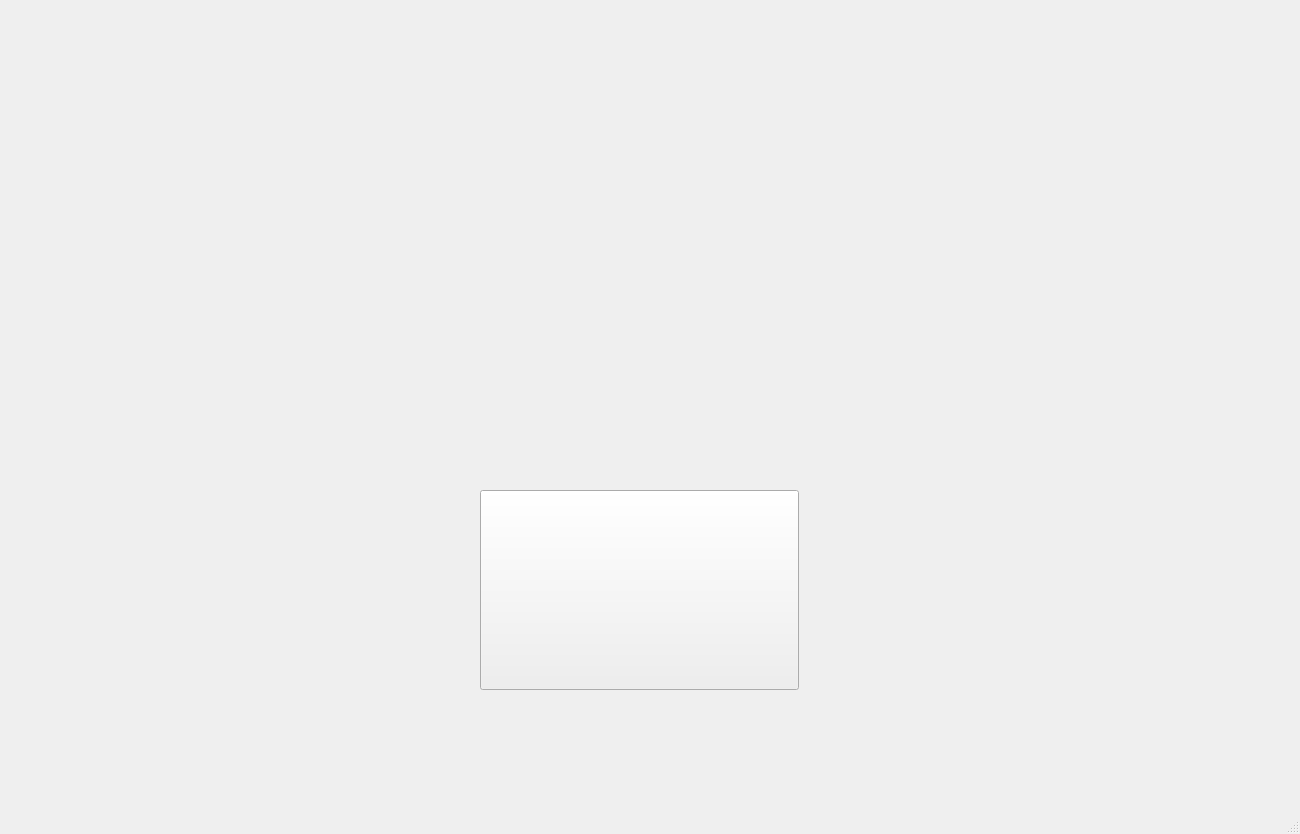
Old version of the form Sloshed/mainwindow.ui in the repository University-of-Utah-CS3505/a8-edu-app-Anudlok.
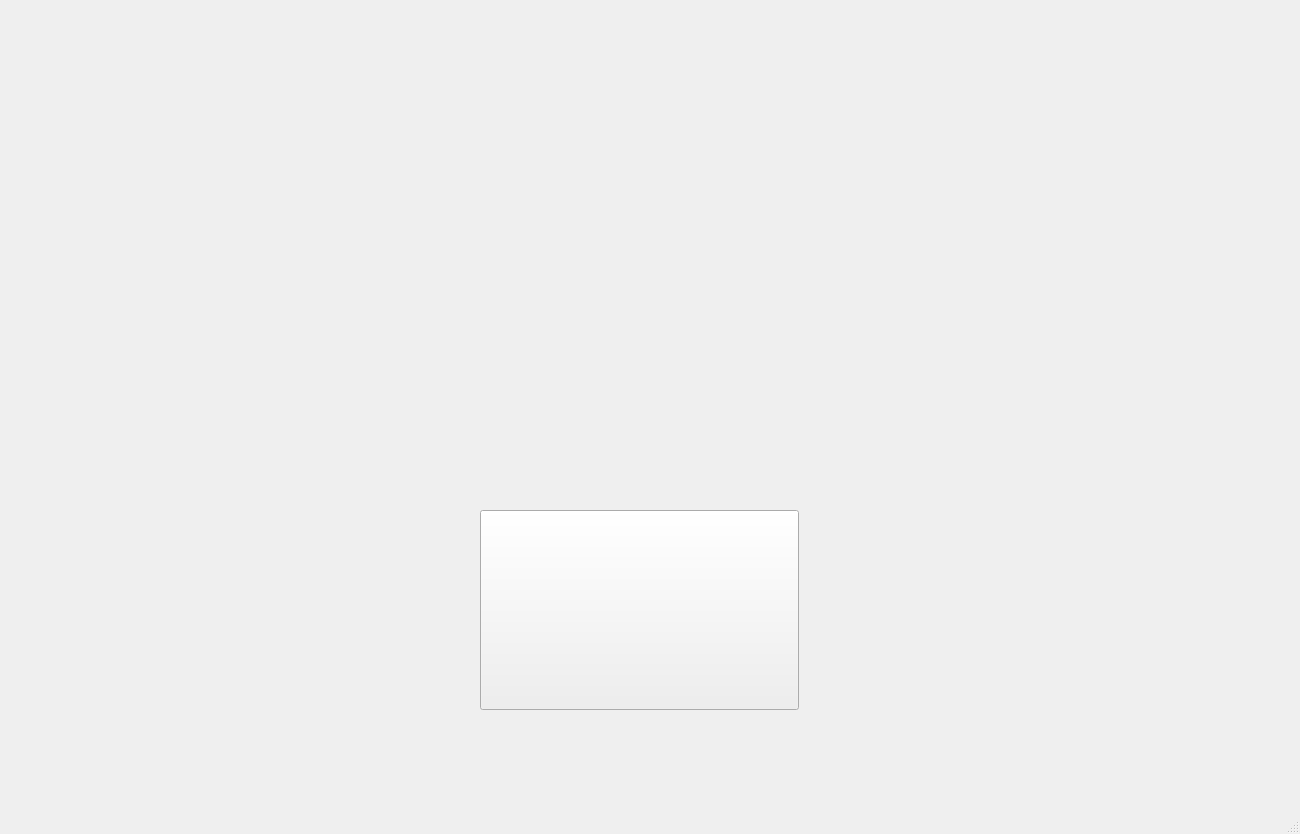
New version of the form. Icons and pictures are not drawn. Custom widgets are drawn as their Qt base class.

Patch:
```diff
--- a/Sloshed/mainwindow.ui
+++ b/Sloshed/mainwindow.ui
@@ -17,20 +17,11 @@
    <string notr="true">background-image: url(:/GameImages/Images/BackgroundSketch1.png)</string>
   </property>
   <widget class="QWidget" name="centralwidget">
-   <widget class="SceneWidget" name="scene" native="true">
-    <property name="geometry">
-     <rect>
-      <x>0</x>
-      <y>0</y>
-      <width>1300</width>
-      <height>900</height>
-     </rect>
-    </property>
     <widget class="QStackedWidget" name="stackWindow">
      <property name="geometry">
       <rect>
        <x>0</x>
-       <y>-20</y>
+      <y>0</y>
        <width>1301</width>
        <height>931</height>
       </rect>
@@ -38,7 +29,7 @@
      <property name="currentIndex">
       <number>0</number>
      </property>
-     <widget class="QWidget" name="TestScreen">
+    <widget class="SceneWidget" name="startScreen">
       <widget class="QPushButton" name="startButton">
        <property name="geometry">
         <rect>
@@ -59,14 +50,13 @@
      <widget class="QWidget" name="gameplayScreen"/>
     </widget>
    </widget>
-  </widget>
   <widget class="QMenuBar" name="menubar">
    <property name="geometry">
     <rect>
      <x>0</x>
      <y>0</y>
      <width>1300</width>
-     <height>17</height>
+     <height>26</height>
     </rect>
    </property>
   </widget>
```
Lines whose indentation alone changed are shown as unchanged.
